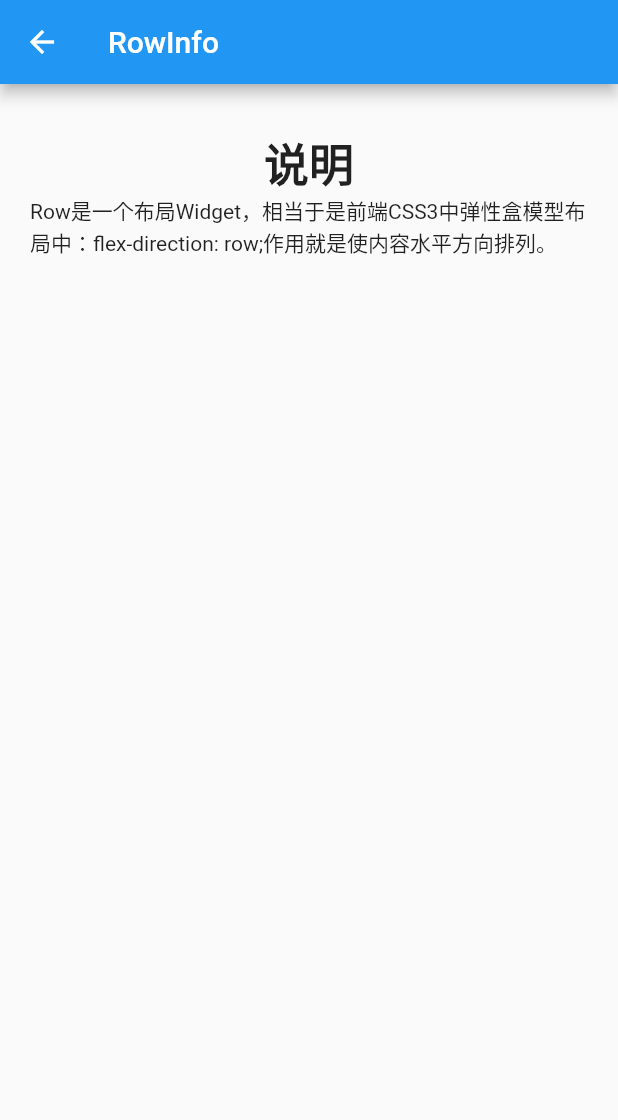
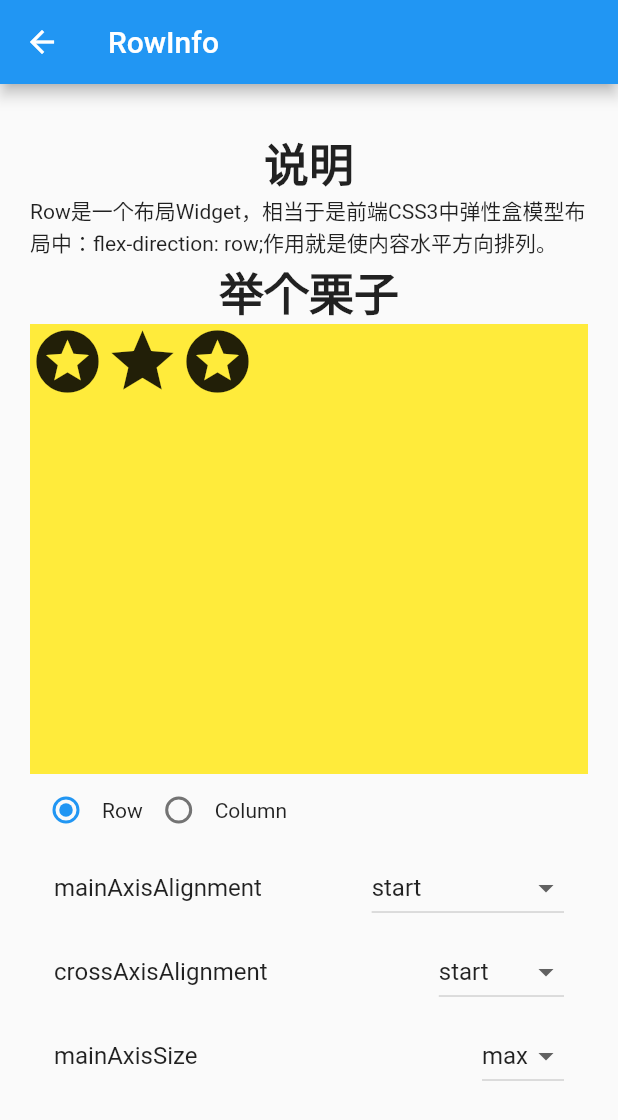
Before and after one commit to tal007/FlutterApp, a Flutter app: the RowAndColumnInfo screen opened by its route, on a phone screen of 412 x 824 dp. Shown: the top 1120 px of the screen. Run offline on Flutter 3.47's test engine with Material 2 defaults, Android fonts, the phone set to English and light mode, and no system bars; missing offline and left inert: flutter_webview_plugin.

Commit message:
Image Row Column

```diff
--- a/lib/RowAndColumn/RowAndColumn.dart
+++ b/lib/RowAndColumn/RowAndColumn.dart
@@ -9,10 +9,133 @@ class RowAndColumnDetail extends StatefulWidget {
 }
 
 class _RowAndColumnDetailState extends State<RowAndColumnDetail> {
+  bool _isRow = true;
+  MainAxisAlignment _mainAxisAlignment = MainAxisAlignment.start;
+  CrossAxisAlignment _crossAxisAlignment = CrossAxisAlignment.start;
+  MainAxisSize _mainAxisSize = MainAxisSize.max;
   @override
   Widget build(BuildContext context) {
     return Container(
-
+      child: Column(
+        children: <Widget>[
+          Container(
+            color: Colors.yellow,
+            height: 300,
+            child: _isRow
+            ? Row(
+              mainAxisAlignment: _mainAxisAlignment,
+              crossAxisAlignment: _crossAxisAlignment,
+              textBaseline: TextBaseline.alphabetic,
+              mainAxisSize: _mainAxisSize,
+              children: <Widget>[
+                Icon(Icons.stars, size: 50),
+                Icon(Icons.star, size: 50),
+                Icon(Icons.stars, size: 50),
+              ],
+            )
+            : Column(
+              mainAxisAlignment: _mainAxisAlignment,
+              crossAxisAlignment: _crossAxisAlignment,
+              textBaseline: TextBaseline.alphabetic,
+              mainAxisSize: _mainAxisSize,
+              children: <Widget>[
+                Icon(Icons.stars, size: 50),
+                Icon(Icons.star, size: 50),
+                Icon(Icons.stars, size: 50),
+              ],
+            ),
+          ),
+          Container(
+            child: Column(
+              children: <Widget>[
+                Row(
+                  children: <Widget>[
+                    Row(
+                      children: <Widget>[
+                        Radio(
+                          value: true,
+                          groupValue: _isRow,
+                          onChanged: (bool value){
+                            setState(() {
+                              this._isRow = value;
+                            });
+                          },
+                        ),
+                        Text("Row")
+                      ],
+                    ),
+                    Row(
+                      children: <Widget>[
+                        Radio(
+                          value: false,
+                          groupValue: _isRow,
+                          onChanged: (bool value){
+                            setState(() {
+                              this._isRow = value;
+                            });
+                          },
+                        ),
+                        Text("Column")
+                      ],
+                    )
+                  ],
+                ),
+                ListTile(
+                  title: Text("mainAxisAlignment"),
+                  trailing: DropdownButton(
+                    value: _mainAxisAlignment,
+                    items: MainAxisAlignment.values.map((v) => DropdownMenuItem(
+                      value: v,
+                      child: Text(v.toString().substring('MainAxisAlignment.'.length)),
+                    )).toList(),
+                    onChanged: (newVal){
+                      if( newVal != null ){
+                        setState(() {
+                          this._mainAxisAlignment = newVal;
+                        });
+                      }
+                    },
+                  ),
+                ),
+                ListTile(
+                  title: Text("crossAxisAlignment"),
+                  trailing: DropdownButton(
+                    value: _crossAxisAlignment,
+                    items: CrossAxisAlignment.values.map((v) => DropdownMenuItem(
+                      value: v,
+                      child: Text(v.toString().substring('CrossAxisAlignment.'.length)),
+                    )).toList(),
+                    onChanged: (newVal){
+                      if( newVal != null ){
+                        setState(() {
+                          this._crossAxisAlignment = newVal;
+                        });
+                      }
+                    },
+                  ),
+                ),
+                ListTile(
+                  title: Text("mainAxisSize"),
+                  trailing: DropdownButton(
+                    value: _mainAxisSize,
+                    items: MainAxisSize.values.map((v) => DropdownMenuItem(
+                      value: v,
+                      child: Text(v.toString().substring('MainAxisSize.'.length)),
+                    )).toList(),
+                    onChanged: (newVal){
+                      if( newVal != null ){
+                        setState(() {
+                          this._mainAxisSize = newVal;
+                        });
+                      }
+                    },
+                  ),
+                )
+              ],
+            ),
+          ),
+        ],
+      )
     );
   }
 }
--- a/lib/RowAndColumn/index.dart
+++ b/lib/RowAndColumn/index.dart
@@ -1,5 +1,6 @@
 import 'package:flutter/material.dart';
 import 'package:flutterapp/common/CustomTitle.dart';
+import './RowAndColumn.dart';
 
 void main() => runApp(RowAndColumnInfo());
 
@@ -24,6 +25,8 @@ class RowAndColumnInfo extends StatelessWidget {
               children: <Widget>[
                 Center(child: CustomTitle(title: "说明")),
                 Text("Row是一个布局Widget，相当于是前端CSS3中弹性盒模型布局中：flex-direction: row;作用就是使内容水平方向排列。"),
+                Center(child: CustomTitle(title: "举个栗子")),
+                RowAndColumnDetail()
               ],
             ),
           ),
--- a/lib/main.dart
+++ b/lib/main.dart
@@ -4,6 +4,7 @@ import 'MaterialApp/index.dart';
 import 'Container/index.dart';
 import 'Scaffold/index.dart';
 import 'RowAndColumn/index.dart';
+import 'Image/index.dart';
 
 // 主函数，入口函数
 void main() => runApp(MyApp());
@@ -22,6 +23,7 @@ class MyApp extends StatelessWidget {
         "ContainerInfo": (BuildContext context) => ContainerInfo(title: 'ContainerInfo'),
         "ScaffoldInfo": (BuildContext context) => ScaffoldInfo(title: 'ScaffoldInfo'),
         "RowInfo": (BuildContext context) => RowAndColumnInfo(title: 'RowInfo'),
+        "ImageInfo": (BuildContext context) => ImageWidgetInfo(title: 'ImageInfo'),
       },
       home: HomeList()
     );
```
Also changed, not shown: lib/Container/Alignment.dart (+26 -26 lines), lib/Image/index.dart (added, +41 -0 lines), lib/home/index.dart (+10 -8 lines), lib/home/item.dart (+7 -17 lines), pubspec.yaml (+4 -3 lines), images/2.0x/logo.png (added), images/3.0x/logo.png (added), images/logo.png (added).
